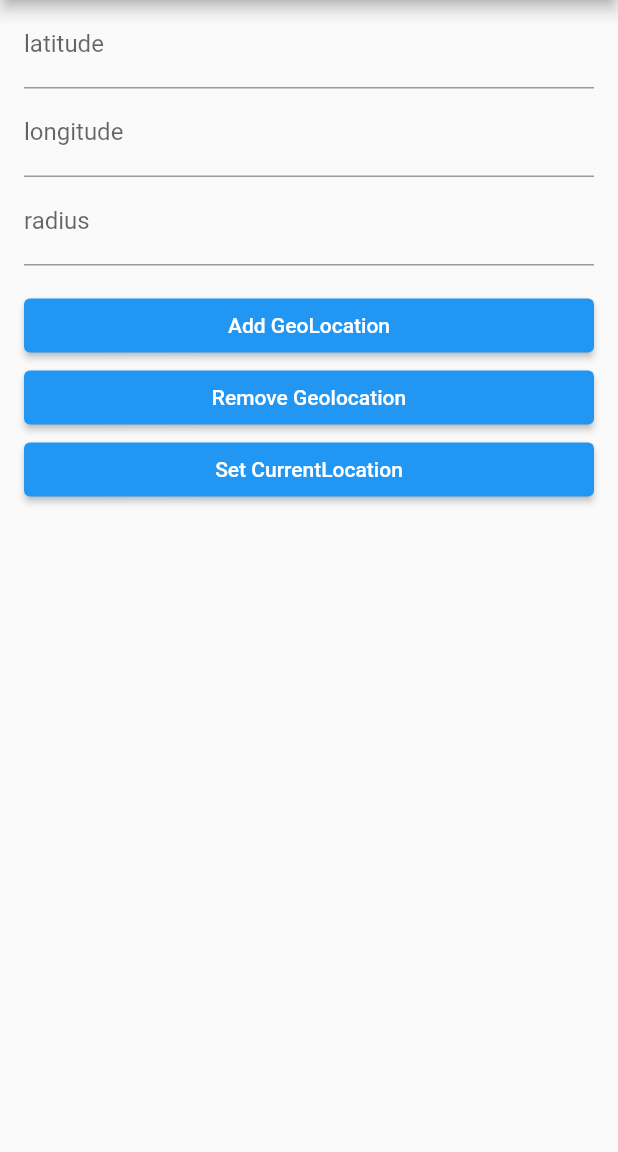
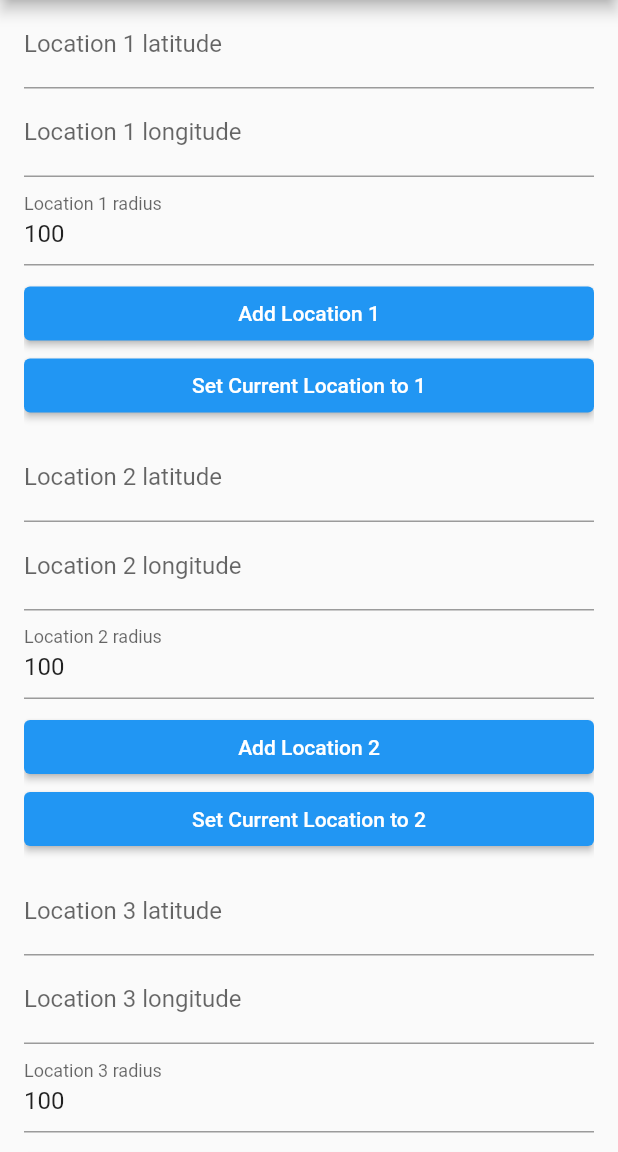
Before and after one commit to katsuyax/flutter_geofence_sample, a Flutter app: the screen it shows after launch, on a phone screen of 412 x 824 dp, the part 84-1236 px from its top. Run offline on Flutter 3.47's test engine with Material 2 defaults, Android fonts, the phone set to English and light mode, and no system bars; drawn by our look-alikes of oktoast; our stand-ins replace flutter_hooks, flutter_local_notifications, gap, permission_handler, shared_preferences; missing offline and left inert: flutter_geofence.

Commit message:
enabled to register up to 3 locations

```diff
--- /dev/null
+++ b/lib/geolocations.dart
@@ -0,0 +1,43 @@
+import 'dart:convert';
+
+import 'package:flutter_geofence/Geolocation.dart';
+import 'package:shared_preferences/shared_preferences.dart';
+
+extension GeolocationExt on Geolocation {
+  static fromJson(Map<String, dynamic> json) => Geolocation(
+      latitude: json['latitude'],
+      longitude: json['longitude'],
+      radius: json['radius'],
+      id: json['id']);
+  Map<String, dynamic> toJson() => {
+        'latitude': latitude,
+        'longitude': longitude,
+        'radius': radius,
+        'id': id,
+      };
+}
+
+class Geolocations {
+  static Future<void> setGeolocation(
+      int locationNum, Geolocation geolocation) async {
+    final prefs = await SharedPreferences.getInstance();
+    final value = json.encode(geolocation.toJson());
+    prefs.setString('location${locationNum + 1}', value);
+  }
+
+  static Future<Geolocation?> getGeolocation(int locationNum) async {
+    final prefs = await SharedPreferences.getInstance();
+    final jsonStr = prefs.getString('location${locationNum + 1}');
+
+    if (jsonStr == null) {
+      return null;
+    }
+
+    return GeolocationExt.fromJson(json.decode(jsonStr));
+  }
+
+  static Future<void> clear() async {
+    final prefs = await SharedPreferences.getInstance();
+    await prefs.clear();
+  }
+}
--- a/lib/main.dart
+++ b/lib/main.dart
@@ -2,6 +2,7 @@ import 'dart:math';
 
 import 'package:flutter/material.dart';
 import 'package:flutter_geofence/geofence.dart';
+import 'package:flutter_geofence_sample/geolocations.dart';
 import 'package:flutter_hooks/flutter_hooks.dart';
 import 'package:flutter_local_notifications/flutter_local_notifications.dart';
 import 'package:gap/gap.dart';
@@ -25,14 +26,17 @@ class MyApp extends StatelessWidget {
 }
 
 class MainPage extends HookWidget {
-  FlutterLocalNotificationsPlugin flutterLocalNotificationsPlugin =
-      FlutterLocalNotificationsPlugin();
-  final longitudeController = TextEditingController();
-  final latitudeController = TextEditingController();
-  final radiusController = TextEditingController();
+  final flutterLocalNotificationsPlugin = FlutterLocalNotificationsPlugin();
+  static final locationCount = 3;
+  final latitudeController =
+      List.generate(locationCount, (_) => TextEditingController());
+  final longitudeController =
+      List.generate(locationCount, (_) => TextEditingController());
+  final radiusController =
+      List.generate(locationCount, (_) => TextEditingController(text: '100'));
 
-  final entryID = 'entry_home';
-  final exitID = 'exit_home';
+  String entryID(int locationNum) => 'entry_location${locationNum + 1}';
+  String exitID(int locationNum) => 'exit_location${locationNum + 1}';
 
   @override
   Widget build(BuildContext context) {
@@ -49,42 +53,58 @@ class MainPage extends HookWidget {
           left: 16.0,
           right: 16.0,
         ),
-        child: Column(
-          crossAxisAlignment: CrossAxisAlignment.stretch,
-          children: [
-            TextField(
-              keyboardType: TextInputType.number,
-              decoration: InputDecoration(labelText: 'latitude'),
-              controller: latitudeController,
-            ),
-            TextField(
-              keyboardType: TextInputType.number,
-              decoration: InputDecoration(labelText: 'longitude'),
-              controller: longitudeController,
-            ),
-            TextField(
-              keyboardType: TextInputType.number,
-              decoration:
-                  InputDecoration(labelText: 'radius', hintText: 'mater'),
-              controller: radiusController,
-            ),
-            Gap(16.0),
-            ElevatedButton(
-              onPressed: _addGeolocation,
-              child: Text('Add GeoLocation'),
-            ),
-            ElevatedButton(
-              onPressed: _removeGeolocation,
-              child: Text('Remove Geolocation'),
-            ),
-            ElevatedButton(
-              onPressed: _setCurrentLocation,
-              child: Text('Set CurrentLocation'),
-            ),
-          ],
+        child: SingleChildScrollView(
+          child: Column(
+            crossAxisAlignment: CrossAxisAlignment.stretch,
+            children: _buildLocation(),
+          ),
         ),
       ),
     );
+  }
+
+  List<Widget> _buildLocation() {
+    final widgets = <Widget>[];
+    for (int index = 0; index < locationCount; index++) {
+      widgets.add(TextField(
+        keyboardType: TextInputType.number,
+        decoration:
+            InputDecoration(labelText: 'Location ${index + 1} latitude'),
+        controller: latitudeController[index],
+      ));
+      widgets.add(TextField(
+        keyboardType: TextInputType.number,
+        decoration:
+            InputDecoration(labelText: 'Location ${index + 1} longitude'),
+        controller: longitudeController[index],
+      ));
+      widgets.add(TextField(
+        keyboardType: TextInputType.number,
+        decoration: InputDecoration(
+            labelText: 'Location ${index + 1} radius', hintText: 'mater'),
+        controller: radiusController[index],
+      ));
+      widgets.add(Gap(8));
+      widgets.add(ElevatedButton(
+        onPressed: () => _addGeolocation(index),
+        child: Text('Add Location ${index + 1}'),
+      ));
+      widgets.add(ElevatedButton(
+        onPressed: () => _setCurrentLocation(index),
+        child: Text('Set Current Location to ${index + 1}'),
+      ));
+      widgets.add(Gap(8));
+    }
+    widgets.add(ElevatedButton(
+      onPressed: _removeAllGeolocation,
+      child: Text('Remove All Geolocation'),
+      style: ElevatedButton.styleFrom(
+        primary: Colors.red,
+      ),
+    ));
+    widgets.add(Gap(32));
+
+    return widgets;
   }
 
   Future<void> _initialize() async {
@@ -97,6 +117,7 @@ class MainPage extends HookWidget {
     await _requestPermissions();
     await FlutterLocalNotificationsPlugin()
         .initialize(initializationSettings, onSelectNotification: null);
+    _loadSharedPreference();
     Geofence.initialize();
     _startListening();
   }
@@ -105,52 +126,73 @@ class MainPage extends HookWidget {
     await [Permission.notification, Permission.location].request();
   }
 
-  void _addGeolocation() {
-    var isFailure = false;
-    Geofence.addGeolocation(
-            Geolocation(
-                latitude: double.parse(latitudeController.text),
-                longitude: double.parse(longitudeController.text),
-                radius: double.parse(radiusController.text),
-                id: entryID),
-            GeolocationEvent.entry)
-        .catchError((onError) {
-      isFailure = true;
-    });
-    Geofence.addGeolocation(
-            Geolocation(
-                latitude: double.parse(latitudeController.text),
-                longitude: double.parse(longitudeController.text),
-                radius: double.parse(radiusController.text),
-                id: exitID),
-            GeolocationEvent.exit)
-        .catchError((onError) {
-      isFailure = true;
-    });
-
-    if (isFailure) {
-      showToast('failure to add');
-    } else {
-      showToast('success to add');
+  Future<void> _loadSharedPreference() async {
+    for (int locationNum = 0; locationNum < locationCount; locationNum++) {
+      final location = await Geolocations.getGeolocation(locationNum);
+      if (location != null) {
+        latitudeController[locationNum].text = location.latitude.toString();
+        longitudeController[locationNum].text = location.longitude.toString();
+        radiusController[locationNum].text = location.radius.toString();
+      }
     }
   }
 
-  Future<void> _setCurrentLocation() async {
+  void _addGeolocation(int locationNum) {
+    var isSuccess = true;
+    final entry = Geolocation(
+        latitude: double.parse(latitudeController[locationNum].text),
+        longitude: double.parse(longitudeController[locationNum].text),
+        radius: double.parse(radiusController[locationNum].text),
+        id: entryID(locationNum));
+    final exit = Geolocation(
+        latitude: double.parse(latitudeController[locationNum].text),
+        longitude: double.parse(longitudeController[locationNum].text),
+        radius: double.parse(radiusController[locationNum].text),
+        id: exitID(locationNum));
+
+    Geofence.addGeolocation(
+      entry,
+      GeolocationEvent.entry,
+    ).catchError((onError) {
+      isSuccess = false;
+    });
+    Geofence.addGeolocation(
+      exit,
+      GeolocationEvent.exit,
+    ).catchError((onError) {
+      isSuccess = false;
+    });
+
+    if (isSuccess) {
+      showToast('success to add location ${locationNum + 1}');
+      Geolocations.setGeolocation(locationNum, entry);
+    } else {
+      showToast('failure to add ${locationNum + 1}');
+    }
+  }
+
+  Future<void> _setCurrentLocation(int locationNum) async {
     final location = await Geofence.getCurrentLocation();
     if (location != null) {
       print('current ${location.latitude},${location.longitude}');
-      longitudeController.text = '${location.longitude}';
-      latitudeController.text = '${location.latitude}';
+      longitudeController[locationNum].text = '${location.longitude}';
+      latitudeController[locationNum].text = '${location.latitude}';
+      showToast('set current location to TextField \nNot yet add');
     } else {
       showToast('Location information has not been acquired');
     }
   }
 
-  void _removeGeolocation() {
-    Geofence.removeAllGeolocations()
-        .then((value) => showToast('remove all geolocations'))
-        .onError((error, stackTrace) =>
-            showToast('failure to remove all geolocations'));
+  void _removeAllGeolocation() {
+    Geofence.removeAllGeolocations().then((value) {
+      showToast('remove all geolocations');
+      longitudeController.forEach((controller) => controller.clear());
+      latitudeController.forEach((controller) => controller.clear());
+      radiusController.forEach((controller) => controller.text = '100');
+      Geolocations.clear();
+    }).onError((error, stackTrace) {
+      showToast('failure to remove all geolocations');
+    });
   }
 
   void _startListening() {
--- a/pubspec.yaml
+++ b/pubspec.yaml
@@ -33,6 +33,7 @@ dependencies:
   permission_handler: 7.2.0
   oktoast: ^3.0.0
   gap: ^2.0.0
+  shared_preferences: ^2.0.6
 
   # The following adds the Cupertino Icons font to your application.
   # Use with the CupertinoIcons class for iOS style icons.
```
Also changed, not shown: pubspec.lock, 2 other files.
